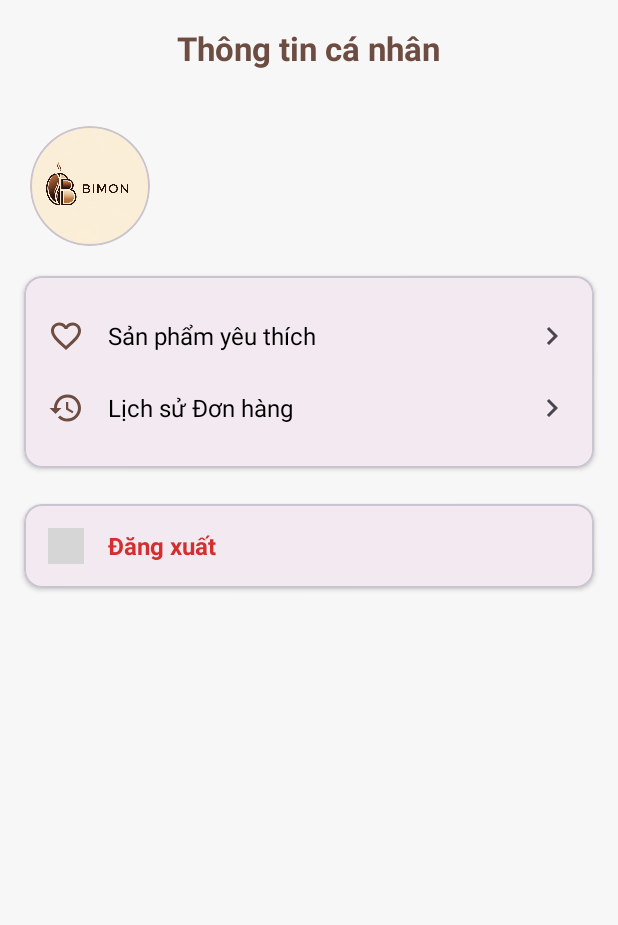
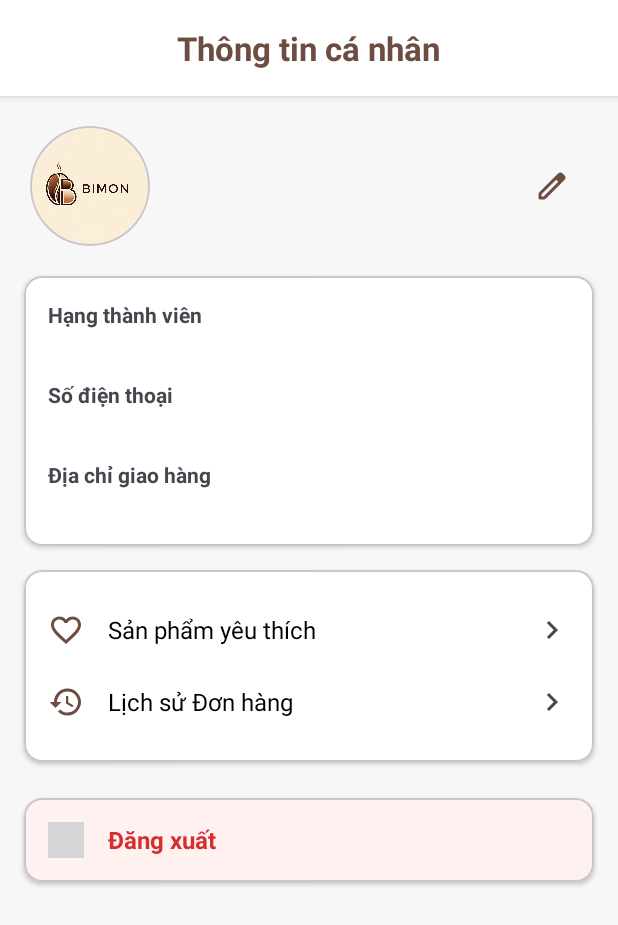
Before and after one commit to tobi1008/cafe, an Android app: the ProfileActivity screen opened directly, with no data from a screen before it, on a phone screen of 412 x 824 dp. Shown: the top 925 px of the screen. Run offline under Robolectric (Android 15) with nearby library versions, the phone set to English and light mode, and no system bars; our stand-ins replace Firebase (no records; nobody signed in at launch, a user with empty details on screens opened directly); grey boxes are pictures that could not be loaded.

Commit message:
update interface user

```diff
--- a/app/src/main/AndroidManifest.xml
+++ b/app/src/main/AndroidManifest.xml
@@ -75,6 +75,8 @@
         <activity
             android:name=".ManageCategoriesActivity"
             android:exported="false"/>
+        <activity
+            android:name=".EditProfileActivity" />
 
     </application>
 
--- a/app/src/main/java/com/example/cafe/ProfileActivity.java
+++ b/app/src/main/java/com/example/cafe/ProfileActivity.java
@@ -4,6 +4,7 @@ import android.content.Intent;
 import android.os.Bundle;
 import android.util.Log;
 import android.view.View;
+import android.widget.ImageButton;
 import android.widget.RelativeLayout;
 import android.widget.TextView;
 import android.widget.ImageView;
@@ -14,9 +15,12 @@ import com.google.firebase.firestore.FirebaseFirestore;
 
 public class ProfileActivity extends AppCompatActivity {
 
-    private TextView tvUserName, tvUserEmailPhone;
+    // *** THÊM CÁC BIẾN UI MỚI ***
+    private TextView tvUserName, tvUserEmailPhone, tvUserPhone, tvUserAddress, tvMemberTier;
     private RelativeLayout layoutFavorites, layoutOrderHistory, layoutAdminPanel, layoutLogout;
     private ImageView imageViewAvatar;
+    private ImageButton btnEditProfile; // Nút Sửa
+
     private FirebaseAuth mAuth;
     private FirebaseFirestore db;
     private static final String TAG = "ProfileActivity";
@@ -38,6 +42,13 @@ public class ProfileActivity extends AppCompatActivity {
         layoutLogout = findViewById(R.id.layoutLogout);
         imageViewAvatar = findViewById(R.id.imageViewAvatar);
 
+        // *** ÁNH XẠ CÁC UI MỚI ***
+        btnEditProfile = findViewById(R.id.btnEditProfile);
+        tvUserPhone = findViewById(R.id.tvUserPhone);
+        tvUserAddress = findViewById(R.id.tvUserAddress);
+        tvMemberTier = findViewById(R.id.tvMemberTier);
+
+
         FirebaseUser currentUser = mAuth.getCurrentUser();
         if (currentUser != null) {
             loadUserInfo(currentUser.getUid(), currentUser.getEmail());
@@ -48,7 +59,7 @@ public class ProfileActivity extends AppCompatActivity {
             finish();
         }
 
-        // Gán sự kiện click cho các menu item
+        //  sự kiện click cho các menu item
         layoutFavorites.setOnClickListener(v ->
                 startActivity(new Intent(ProfileActivity.this, FavoritesActivity.class)));
 
@@ -65,8 +76,12 @@ public class ProfileActivity extends AppCompatActivity {
             startActivity(intent);
             finish();
         });
+
+        btnEditProfile.setOnClickListener(v ->
+                startActivity(new Intent(ProfileActivity.this, EditProfileActivity.class)));
     }
 
+    // *** HÀM  CẬP NHẬT ĐỂ TẢI THÊM THÔNG TIN ***
     private void loadUserInfo(String userId, String email) {
         final String userEmail = (email == null) ? "N/A" : email;
 
@@ -74,22 +89,53 @@ public class ProfileActivity extends AppCompatActivity {
             Log.w(TAG, "Email is null for user: " + userId);
         }
 
-        // 2. Dùng biến final mới
         tvUserEmailPhone.setText(userEmail);
 
-        db.collection("users").document(userId).get()
-                .addOnSuccessListener(documentSnapshot -> {
-                    if (documentSnapshot.exists()) {
+        db.collection("users").document(userId)
+                .addSnapshotListener((documentSnapshot, error) -> {
+                    if (error != null) {
+                        Log.e(TAG, "Listen failed.", error);
+                        // Hiển thị thông tin cơ bản nếu lỗi
+                        tvUserName.setText(userEmail.split("@")[0]);
+                        layoutAdminPanel.setVisibility(View.GONE);
+                        tvUserPhone.setText("Chưa cập nhật");
+                        tvUserAddress.setText("Chưa cập nhật");
+                        tvMemberTier.setText("Đồng");
+                        return;
+                    }
+
+                    if (documentSnapshot != null && documentSnapshot.exists()) {
                         User user = documentSnapshot.toObject(User.class);
                         if (user != null) {
-                            // Hiển thị tên nếu có
+                            // Hiển thị Tên
                             if (user.getName() != null && !user.getName().isEmpty()) {
                                 tvUserName.setText(user.getName());
                             } else {
                                 tvUserName.setText(userEmail.split("@")[0]);
                             }
 
-                            // Kiểm tra vai trò để ẩn/hiện nút Admin
+                            // Hiển thị SĐT
+                            if (user.getPhone() != null && !user.getPhone().isEmpty()) {
+                                tvUserPhone.setText(user.getPhone());
+                            } else {
+                                tvUserPhone.setText("Chưa cập nhật");
+                            }
+
+                            // Hiển thị Địa chỉ
+                            if (user.getAddress() != null && !user.getAddress().isEmpty()) {
+                                tvUserAddress.setText(user.getAddress());
+                            } else {
+                                tvUserAddress.setText("Chưa cập nhật");
+                            }
+
+                            // Hiển thị Hạng
+                            if (user.getMemberTier() != null && !user.getMemberTier().isEmpty()) {
+                                tvMemberTier.setText(user.getMemberTier());
+                            } else {
+                                tvMemberTier.setText("Đồng"); // Mặc định
+                            }
+
+                            // Ẩn/Hiện nút Admin
                             if ("admin".equals(user.getRole())) {
                                 layoutAdminPanel.setVisibility(View.VISIBLE);
                             } else {
@@ -101,16 +147,10 @@ public class ProfileActivity extends AppCompatActivity {
                             layoutAdminPanel.setVisibility(View.GONE);
                         }
                     } else {
-                        // Nếu không có document user, mặc định là user thường
                         Log.d(TAG, "No user document found for ID: " + userId);
                         tvUserName.setText(userEmail.split("@")[0]);
                         layoutAdminPanel.setVisibility(View.GONE);
                     }
-                })
-                .addOnFailureListener(e -> {
-                    Log.e(TAG, "Failed to load user info", e);
-                    tvUserName.setText(userEmail.split("@")[0]);
-                    layoutAdminPanel.setVisibility(View.GONE);
                 });
     }
 }
--- a/app/src/main/res/drawable/ic_delete.xml
+++ b/app/src/main/res/drawable/ic_delete.xml
@@ -1,5 +1,5 @@
-<vector xmlns:android="http://schemas.android.com/apk/res/android" android:height="24dp" android:tint="#000000" android:viewportHeight="24" android:viewportWidth="24" android:width="24dp">
+<vector xmlns:android="http://schemas.android.com/apk/res/android" android:height="24dp" android:tint="#000000" android:viewportHeight="960" android:viewportWidth="960" android:width="24dp">
 
-    <path android:fillColor="#FF000000" android:pathData="M17.6,11.48 L19.44,8.3a0.63,0.63 0,0 0,-1.09 -0.63l-1.88,3.24a11.43,11.43 0,0 0,-8.94 0L5.65,7.67a0.63,0.63 0,0 0,-1.09 0.63L6.4,11.48A10.81,10.81 0,0 0,1 20L23,20A10.81,10.81 0,0 0,17.6 11.48ZM7,17.25A1.25,1.25 0,1 1,8.25 16,1.25 1.25,0 0,1 7,17.25ZM17,17.25A1.25,1.25 0,1 1,18.25 16,1.25 1.25,0 0,1 17,17.25Z"/>
+    <path android:fillColor="@android:color/white" android:pathData="M280,840Q247,840 223.5,816.5Q200,793 200,760L200,240L160,240L160,160L360,160L360,120L600,120L600,160L800,160L800,240L760,240L760,760Q760,793 736.5,816.5Q713,840 680,840L280,840ZM680,240L280,240L280,760Q280,760 280,760Q280,760 280,760L680,760Q680,760 680,760Q680,760 680,760L680,240ZM360,680L440,680L440,320L360,320L360,680ZM520,680L600,680L600,320L520,320L520,680ZM280,240L280,240L280,760Q280,760 280,760Q280,760 280,760L280,760Q280,760 280,760Q280,760 280,760L280,240Z"/>
 
 </vector>
--- a/app/src/main/res/drawable/ic_edit.xml
+++ b/app/src/main/res/drawable/ic_edit.xml
@@ -1,5 +1,5 @@
-<vector xmlns:android="http://schemas.android.com/apk/res/android" android:height="24dp" android:tint="#000000" android:viewportHeight="24" android:viewportWidth="24" android:width="24dp">
+<vector xmlns:android="http://schemas.android.com/apk/res/android" android:height="24dp" android:tint="#000000" android:viewportHeight="960" android:viewportWidth="960" android:width="24dp">
 
-    <path android:fillColor="#FF000000" android:pathData="M17.6,11.48 L19.44,8.3a0.63,0.63 0,0 0,-1.09 -0.63l-1.88,3.24a11.43,11.43 0,0 0,-8.94 0L5.65,7.67a0.63,0.63 0,0 0,-1.09 0.63L6.4,11.48A10.81,10.81 0,0 0,1 20L23,20A10.81,10.81 0,0 0,17.6 11.48ZM7,17.25A1.25,1.25 0,1 1,8.25 16,1.25 1.25,0 0,1 7,17.25ZM17,17.25A1.25,1.25 0,1 1,18.25 16,1.25 1.25,0 0,1 17,17.25Z"/>
+    <path android:fillColor="@android:color/white" android:pathData="M200,760L257,760L648,369L591,312L200,703L200,760ZM160,840Q143,840 131.5,828.5Q120,817 120,800L120,703Q120,687 126,672.5Q132,658 143,647L648,143Q660,132 674.5,126Q689,120 705,120Q721,120 736,126Q751,132 762,144L817,200Q829,211 834.5,226Q840,241 840,256Q840,272 834.5,286.5Q829,301 817,313L313,817Q302,828 287.5,834Q273,840 257,840L160,840ZM760,256L760,256L704,200L704,200L760,256ZM619,341L591,312L591,312L648,369L648,369L619,341Z"/>
 
 </vector>
--- a/app/src/main/res/layout/activity_profile.xml
+++ b/app/src/main/res/layout/activity_profile.xml
@@ -8,12 +8,14 @@
     android:background="#F7F7F7"
     tools:context=".ProfileActivity">
 
-    <!-- Thanh tiêu đề (Giống trong ảnh mẫu) -->
+    <!-- Thanh tiêu đề -->
     <RelativeLayout
         android:layout_width="match_parent"
         android:layout_height="?attr/actionBarSize"
         android:paddingStart="16dp"
-        android:paddingEnd="16dp">
+        android:paddingEnd="16dp"
+        android:background="@android:color/white"
+        android:elevation="4dp">
         <TextView
             android:layout_width="wrap_content"
             android:layout_height="wrap_content"
@@ -25,19 +27,21 @@
     </RelativeLayout>
 
 
-    <!-- Phần thông tin user (Giống trong ảnh mẫu) -->
-    <LinearLayout
+    <!-- Phần thông tin user -->
+    <RelativeLayout
         android:layout_width="match_parent"
         android:layout_height="wrap_content"
-        android:orientation="horizontal"
         android:padding="20dp"
         android:gravity="center_vertical">
 
         <com.google.android.material.card.MaterialCardView
+            android:id="@+id/cardAvatar"
             android:layout_width="80dp"
             android:layout_height="80dp"
             app:cardCornerRadius="40dp"
-            app:cardElevation="0dp">
+            app:cardElevation="0dp"
+            android:layout_alignParentStart="true"
+            android:layout_centerVertical="true">
             <ImageView
                 android:id="@+id/imageViewAvatar"
                 android:layout_width="match_parent"
@@ -47,10 +51,14 @@
         </com.google.android.material.card.MaterialCardView>
 
         <LinearLayout
-            android:layout_width="wrap_content"
+            android:layout_width="0dp"
             android:layout_height="wrap_content"
             android:orientation="vertical"
-            android:layout_marginStart="16dp">
+            android:layout_marginStart="16dp"
+            android:layout_marginEnd="8dp"
+            android:layout_toEndOf="@id/cardAvatar"
+            android:layout_toStartOf="@+id/btnEditProfile"
+            android:layout_centerVertical="true">
             <TextView
                 android:id="@+id/textViewUserName"
                 android:layout_width="wrap_content"
@@ -67,16 +75,30 @@
                 android:textColor="?android:attr/textColorSecondary"
                 android:textSize="14sp"/>
         </LinearLayout>
-    </LinearLayout>
 
-    <!-- Menu chức năng (Bọc trong CardView cho đẹp) -->
+        <!-- Nút Chỉnh sửa -->
+        <ImageButton
+            android:id="@+id/btnEditProfile"
+            android:layout_width="48dp"
+            android:layout_height="48dp"
+            android:src="@drawable/ic_edit"
+            app:tint="@color/colorPrimary"
+            android:background="?attr/selectableItemBackgroundBorderless"
+            android:layout_alignParentEnd="true"
+            android:layout_centerVertical="true"
+            android:contentDescription="Chỉnh sửa thông tin"/>
+
+    </RelativeLayout>
+
+    <!-- *** KHU VỰC THÔNG TIN (GOM VÀO CARDVIEW MỚI) *** -->
     <com.google.android.material.card.MaterialCardView
         android:layout_width="match_parent"
         android:layout_height="wrap_content"
         android:layout_marginStart="16dp"
         android:layout_marginEnd="16dp"
         app:cardCornerRadius="12dp"
-        app:cardElevation="2dp">
+        app:cardElevation="2dp"
+        app:cardBackgroundColor="@android:color/white">
 
         <LinearLayout
             android:layout_width="match_parent"
@@ -84,7 +106,71 @@
             android:orientation="vertical"
             android:padding="16dp">
 
-            <!-- Sản phẩm yêu thích (ID layoutFavorites) -->
+            <!-- Hạng thành viên -->
+            <TextView
+                android:layout_width="wrap_content"
+                android:layout_height="wrap_content"
+                android:text="Hạng thành viên"
+                android:textStyle="bold"/>
+            <TextView
+                android:id="@+id/tvMemberTier"
+                android:layout_width="match_parent"
+                android:layout_height="wrap_content"
+                tools:text="Vàng"
+                android:textSize="16sp"
+                android:textColor="@color/colorWarning"
+                android:layout_marginBottom="12dp"/>
+
+            <!-- Số điện thoại -->
+            <TextView
+                android:layout_width="wrap_content"
+                android:layout_height="wrap_content"
+                android:text="Số điện thoại"
+                android:textStyle="bold"/>
+            <TextView
+                android:id="@+id/tvUserPhone"
+                android:layout_width="match_parent"
+                android:layout_height="wrap_content"
+                tools:text="0987654321"
+                android:textSize="16sp"
+                android:textColor="?android:attr/textColorSecondary"
+                android:layout_marginBottom="12dp"/>
+
+            <!-- Địa chỉ -->
+            <TextView
+                android:layout_width="wrap_content"
+                android:layout_height="wrap_content"
+                android:text="Địa chỉ giao hàng"
+                android:textStyle="bold"/>
+            <TextView
+                android:id="@+id/tvUserAddress"
+                android:layout_width="match_parent"
+                android:layout_height="wrap_content"
+                tools:text="123 Đường ABC, Phường X, Quận Y, TP. Z"
+                android:textSize="16sp"
+                android:textColor="?android:attr/textColorSecondary"/>
+        </LinearLayout>
+    </com.google.android.material.card.MaterialCardView>
+
+
+    <!-- Menu chức năng -->
+    <com.google.android.material.card.MaterialCardView
+        android:layout_width="match_parent"
+        android:layout_height="wrap_content"
+        android:layout_marginStart="16dp"
+        android:layout_marginEnd="16dp"
+        android:layout_marginTop="16dp"
+        app:cardCornerRadius="12dp"
+        app:cardElevation="2dp"
+        app:cardBackgroundColor="@android:color/white">
+
+        <LinearLayout
+            android:layout_width="match_parent"
+            android:layout_height="wrap_content"
+            android:orientation="vertical"
+            android:padding="16dp">
+
+            <!-- Sản phẩm yêu thích -->
             <RelativeLayout
                 android:id="@+id/layoutFavorites"
                 android:layout_width="match_parent"
@@ -117,7 +203,7 @@
                     app:tint="?android:attr/textColorSecondary"/>
             </RelativeLayout>
 
-            <!-- Lịch sử đơn hàng (ID layoutOrderHistory) -->
+            <!-- Lịch sử đơn hàng -->
             <RelativeLayout
                 android:id="@+id/layoutOrderHistory"
                 android:layout_width="match_parent"
@@ -150,7 +236,7 @@
                     app:tint="?android:attr/textColorSecondary"/>
             </RelativeLayout>
 
-            <!-- Bảng điều khiển Admin (ID layoutAdminPanel) -->
+            <!-- Bảng điều khiển Admin -->
             <RelativeLayout
                 android:id="@+id/layoutAdminPanel"
                 android:layout_width="match_parent"
@@ -188,7 +274,7 @@
         </LinearLayout>
     </com.google.android.material.card.MaterialCardView>
 
-    <!-- Đăng xuất (ID layoutLogout) -->
+    <!-- Đăng xuất -->
     <com.google.android.material.card.MaterialCardView
         android:layout_width="match_parent"
         android:layout_height="wrap_content"
@@ -196,7 +282,9 @@
         android:layout_marginEnd="16dp"
         android:layout_marginTop="24dp"
         app:cardCornerRadius="12dp"
-        app:cardElevation="2dp">
+        app:cardElevation="2dp"
+        app:cardBackgroundColor="#FFF1F0">
+        <!-- Thêm màu nền đỏ nhạt -->
 
         <RelativeLayout
             android:id="@+id/layoutLogout"
```
Also changed, not shown: app/src/main/java/com/example/cafe/EditProfileActivity.java (added, +118 -0 lines), app/src/main/java/com/example/cafe/User.java (+12 -5 lines), app/src/main/res/layout/activity_edit_profile.xml (added, +103 -0 lines).
